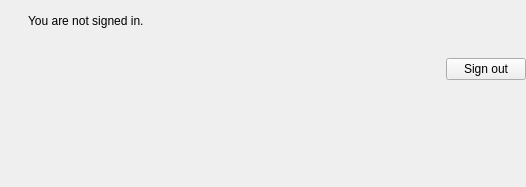
The window that src/widgets/loginstatewidget.ui (clementine-player/Clementine) describes before a commit, drawn with Qt 5.
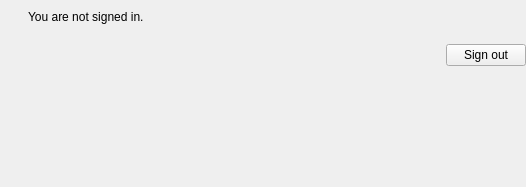
The same window after the commit. Icons and pictures are not drawn. Custom widgets are drawn as their Qt base class.

Commit message: Show the di.fm/sky.fm "Expires on" date on a separate line

The edit to the form file:
```diff
--- a/src/widgets/loginstatewidget.ui
+++ b/src/widgets/loginstatewidget.ui
@@ -97,6 +97,38 @@
      </layout>
     </widget>
    </item>
+   <item>
+    <widget class="QWidget" name="expires" native="true">
+     <layout class="QHBoxLayout" name="horizontalLayout_4">
+      <property name="margin">
+       <number>0</number>
+      </property>
+      <item>
+       <widget class="QLabel" name="label">
+        <property name="minimumSize">
+         <size>
+          <width>22</width>
+          <height>22</height>
+         </size>
+        </property>
+        <property name="pixmap">
+         <pixmap resource="../../data/data.qrc">:/icons/22x22/user-away.png</pixmap>
+        </property>
+       </widget>
+      </item>
+      <item>
+       <widget class="QLabel" name="expires_label">
+        <property name="sizePolicy">
+         <sizepolicy hsizetype="Expanding" vsizetype="Preferred">
+          <horstretch>0</horstretch>
+          <verstretch>0</verstretch>
+         </sizepolicy>
+        </property>
+       </widget>
+      </item>
+     </layout>
+    </widget>
+   </item>
    <item>
     <widget class="QWidget" name="account_type" native="true">
      <layout class="QHBoxLayout" name="horizontalLayout_3">
```
The commit also changes 6 other files.
